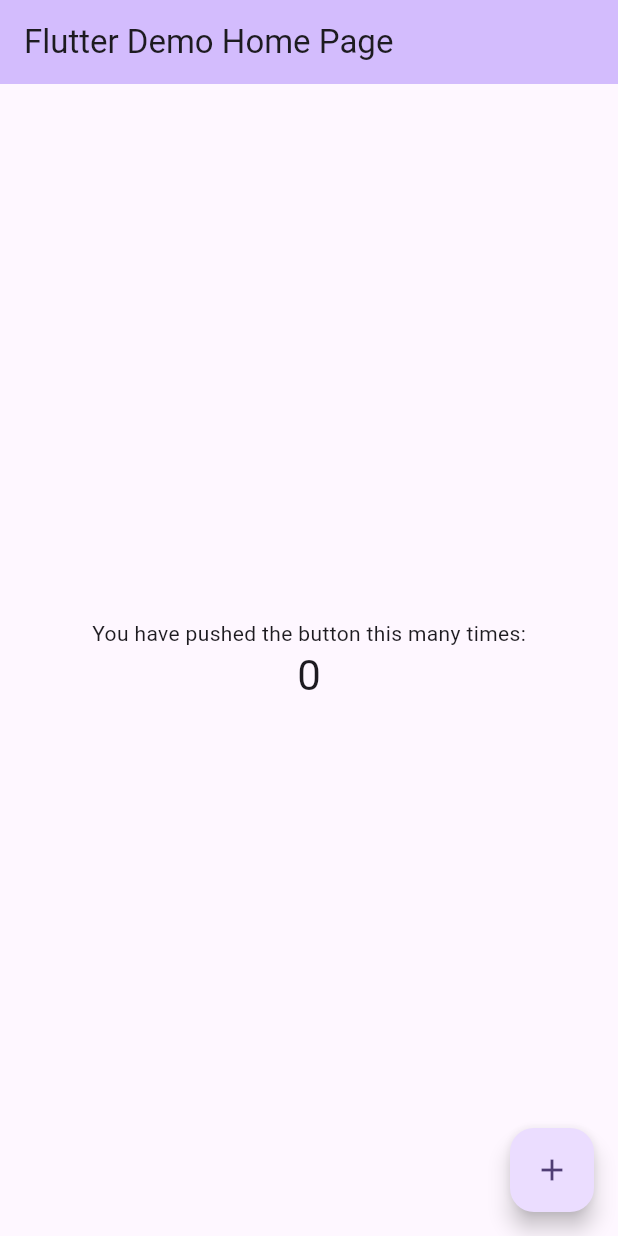
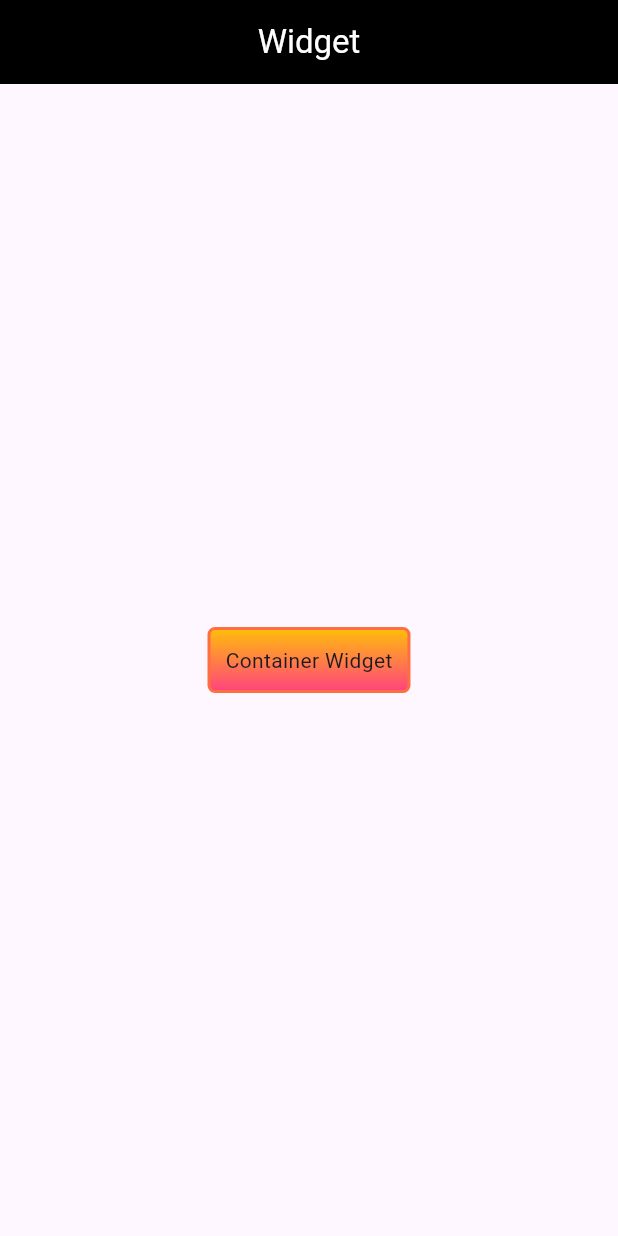
Before and after one commit to deva02ashish/Flutter_widget, a Flutter app: the screen it shows after launch, on a phone screen of 412 x 824 dp. Run offline on Flutter 3.47's test engine with Material 3 defaults, Android fonts, the phone set to English and light mode, and no system bars.

Commit message:
container widget

```diff
--- a/lib/flutter_widget/container_widget.dart
+++ b/lib/flutter_widget/container_widget.dart
@@ -0,0 +1,38 @@
+
+import 'package:flutter/material.dart';
+
+class ContainerWidget extends StatelessWidget {
+  const ContainerWidget({super.key});
+
+  @override
+  Widget build(BuildContext context) {
+    return Scaffold(
+      appBar: AppBar(
+        backgroundColor: Colors.black,
+        title: const Center(child: Text("Widget",style: TextStyle(color: Colors.white),)),
+      ),
+      body: Center(
+        child: Container(
+          padding: EdgeInsets.all(10),
+          decoration: BoxDecoration(
+            color: Colors.teal,
+            borderRadius: BorderRadius.circular(5),
+            border: Border.all(
+              width: 2,
+              color: Colors.deepOrangeAccent,
+            ),
+            gradient:const LinearGradient(begin: Alignment.topCenter,
+                end: Alignment.bottomCenter,
+
+                colors: [
+              Colors.amber,
+              Colors.pinkAccent
+            ],
+            )
+          ),
+          child: Text("Container Widget"),
+        ),
+      ),
+    );
+  }
+}
--- a/lib/main.dart
+++ b/lib/main.dart
@@ -1,4 +1,5 @@
 import 'package:flutter/material.dart';
+import 'package:flutter_widget/flutter_widget/container_widget.dart';
 
 void main() {
   runApp(const MyApp());
@@ -11,115 +12,13 @@ class MyApp extends StatelessWidget {
   @override
   Widget build(BuildContext context) {
     return MaterialApp(
+      debugShowCheckedModeBanner: false,
       title: 'Flutter Demo',
       theme: ThemeData(
-        // This is the theme of your application.
-        //
-        // TRY THIS: Try running your application with "flutter run". You'll see
-        // the application has a purple toolbar. Then, without quitting the app,
-        // try changing the seedColor in the colorScheme below to Colors.green
-        // and then invoke "hot reload" (save your changes or press the "hot
-        // reload" button in a Flutter-supported IDE, or press "r" if you used
-        // the command line to start the app).
-        //
-        // Notice that the counter didn't reset back to zero; the application
-        // state is not lost during the reload. To reset the state, use hot
-        // restart instead.
-        //
-        // This works for code too, not just values: Most code changes can be
-        // tested with just a hot reload.
         colorScheme: ColorScheme.fromSeed(seedColor: Colors.deepPurple),
         useMaterial3: true,
       ),
-      home: const MyHomePage(title: 'Flutter Demo Home Page'),
+      home: const ContainerWidget(),
     );
   }
 }
-
-class MyHomePage extends StatefulWidget {
-  const MyHomePage({super.key, required this.title});
-
-  // This widget is the home page of your application. It is stateful, meaning
-  // that it has a State object (defined below) that contains fields that affect
-  // how it looks.
-
-  // This class is the configuration for the state. It holds the values (in this
-  // case the title) provided by the parent (in this case the App widget) and
-  // used by the build method of the State. Fields in a Widget subclass are
-  // always marked "final".
-
-  final String title;
-
-  @override
-  State<MyHomePage> createState() => _MyHomePageState();
-}
-
-class _MyHomePageState extends State<MyHomePage> {
-  int _counter = 0;
-
-  void _incrementCounter() {
-    setState(() {
-      // This call to setState tells the Flutter framework that something has
-      // changed in this State, which causes it to rerun the build method below
-      // so that the display can reflect the updated values. If we changed
-      // _counter without calling setState(), then the build method would not be
-      // called again, and so nothing would appear to happen.
-      _counter++;
-    });
-  }
-
-  @override
-  Widget build(BuildContext context) {
-    // This method is rerun every time setState is called, for instance as done
-    // by the _incrementCounter method above.
-    //
-    // The Flutter framework has been optimized to make rerunning build methods
-    // fast, so that you can just rebuild anything that needs updating rather
-    // than having to individually change instances of widgets.
-    return Scaffold(
-      appBar: AppBar(
-        // TRY THIS: Try changing the color here to a specific color (to
-        // Colors.amber, perhaps?) and trigger a hot reload to see the AppBar
-        // change color while the other colors stay the same.
-        backgroundColor: Theme.of(context).colorScheme.inversePrimary,
-        // Here we take the value from the MyHomePage object that was created by
-        // the App.build method, and use it to set our appbar title.
-        title: Text(widget.title),
-      ),
-      body: Center(
-        // Center is a layout widget. It takes a single child and positions it
-        // in the middle of the parent.
-        child: Column(
-          // Column is also a layout widget. It takes a list of children and
-          // arranges them vertically. By default, it sizes itself to fit its
-          // children horizontally, and tries to be as tall as its parent.
-          //
-          // Column has various properties to control how it sizes itself and
-          // how it positions its children. Here we use mainAxisAlignment to
-          // center the children vertically; the main axis here is the vertical
-          // axis because Columns are vertical (the cross axis would be
-          // horizontal).
-          //
-          // TRY THIS: Invoke "debug painting" (choose the "Toggle Debug Paint"
-          // action in the IDE, or press "p" in the console), to see the
-          // wireframe for each widget.
-          mainAxisAlignment: MainAxisAlignment.center,
-          children: <Widget>[
-            const Text(
-              'You have pushed the button this many times:',
-            ),
-            Text(
-              '$_counter',
-              style: Theme.of(context).textTheme.headlineMedium,
-            ),
-          ],
-        ),
-      ),
-      floatingActionButton: FloatingActionButton(
-        onPressed: _incrementCounter,
-        tooltip: 'Increment',
-        child: const Icon(Icons.add),
-      ), // This trailing comma makes auto-formatting nicer for build methods.
-    );
-  }
-}
```
